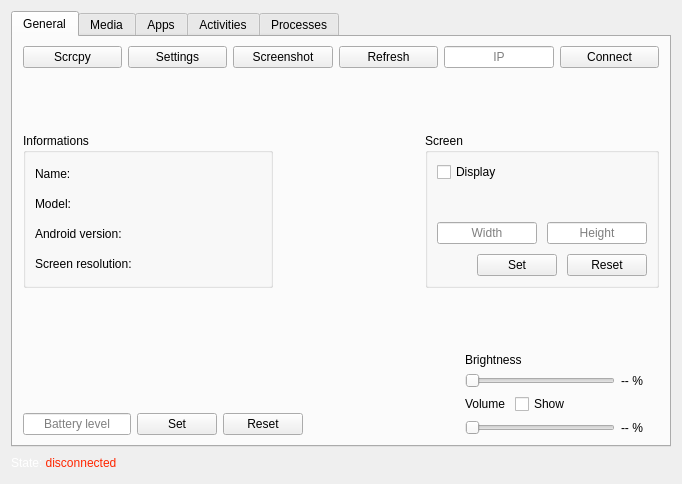
The window that ui/form.ui (Zarox28/ADBenQ) describes before a commit, drawn with Qt 5.
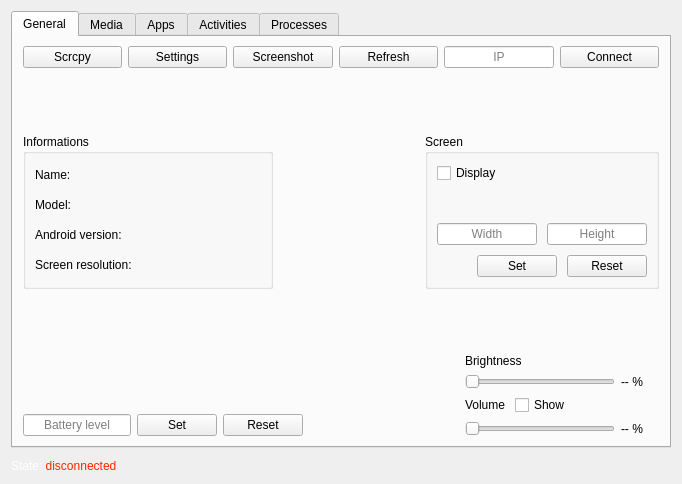
The same window after the commit. Icons and pictures are not drawn.

Commit message: Reduced padding at window bottom

Patch:
```diff
--- a/ui/form.ui
+++ b/ui/form.ui
@@ -27,8 +27,17 @@
     <normaloff>src/icon.png</normaloff>src/icon.png</iconset>
   </property>
   <layout class="QGridLayout" name="gridLayout">
+   <property name="bottomMargin">
+    <number>8</number>
+   </property>
+   <property name="verticalSpacing">
+    <number>8</number>
+   </property>
    <item row="1" column="0">
     <layout class="QHBoxLayout" name="state_container">
+     <property name="spacing">
+      <number>-1</number>
+     </property>
      <item>
       <widget class="QLabel" name="state_text">
        <property name="text">
```
The commit also changes 1 other file.
